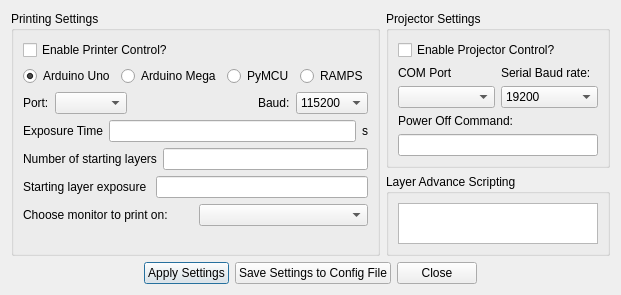
Old version of the form settingsdialog.ui in the repository wrekr/3dlp-host-software.
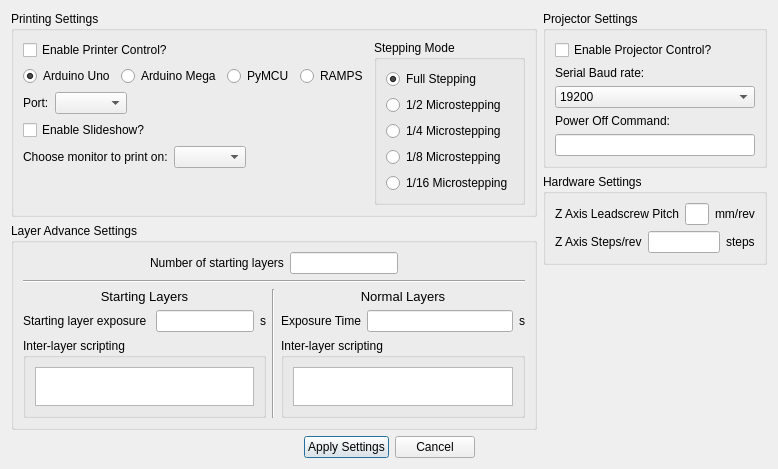
New version of the form.

```diff
--- a/settingsdialog.ui
+++ b/settingsdialog.ui
@@ -6,26 +6,32 @@
    <rect>
     <x>0</x>
     <y>0</y>
-    <width>581</width>
-    <height>295</height>
+    <width>737</width>
+    <height>452</height>
    </rect>
   </property>
   <property name="windowTitle">
    <string>3DLP Settings</string>
   </property>
-  <layout class="QHBoxLayout" name="horizontalLayout_14">
+  <layout class="QHBoxLayout" name="horizontalLayout_21">
    <item>
-    <layout class="QVBoxLayout" name="verticalLayout_3">
+    <layout class="QVBoxLayout" name="verticalLayout_11">
      <item>
-      <layout class="QHBoxLayout" name="horizontalLayout_13">
+      <layout class="QHBoxLayout" name="horizontalLayout_19">
+       <item>
+        <layout class="QVBoxLayout" name="verticalLayout_9">
+         <item>
+          <layout class="QHBoxLayout" name="horizontalLayout_18">
        <item>
         <widget class="QGroupBox" name="groupBox_2">
          <property name="title">
           <string>Printing Settings</string>
          </property>
-         <layout class="QHBoxLayout" name="horizontalLayout_12">
+             <layout class="QHBoxLayout" name="horizontalLayout_17">
           <item>
-           <layout class="QVBoxLayout" name="verticalLayout">
+               <layout class="QHBoxLayout" name="horizontalLayout_16">
+                <item>
+                 <layout class="QVBoxLayout" name="verticalLayout_8">
             <item>
              <widget class="QCheckBox" name="enableprintercontrol">
               <property name="text">
@@ -87,7 +93,7 @@
                <widget class="QComboBox" name="pickcom"/>
               </item>
               <item>
-               <spacer name="horizontalSpacer">
+                     <spacer name="horizontalSpacer_6">
                 <property name="orientation">
                  <enum>Qt::Horizontal</enum>
                 </property>
@@ -99,85 +105,150 @@
                 </property>
                </spacer>
               </item>
+                   </layout>
+                  </item>
               <item>
-               <widget class="QLabel" name="label_24">
+                   <widget class="QCheckBox" name="enableslideshow">
                 <property name="text">
-                 <string>Baud:</string>
+                     <string>Enable Slideshow?</string>
                 </property>
                </widget>
               </item>
               <item>
-               <widget class="QComboBox" name="printerbaud">
+                   <layout class="QHBoxLayout" name="horizontalLayout_10">
                 <item>
+                     <widget class="QLabel" name="label_25">
                  <property name="text">
-                  <string>115200</string>
-                 </property>
+                       <string>Choose monitor to print on:</string>
+                      </property>
+                     </widget>
                 </item>
                 <item>
-                 <property name="text">
-                  <string>57600</string>
-                 </property>
+                     <widget class="QComboBox" name="pickscreen"/>
                 </item>
                 <item>
-                 <property name="text">
-                  <string>38400</string>
-                 </property>
-                </item>
+                     <spacer name="horizontalSpacer_7">
+                      <property name="orientation">
+                       <enum>Qt::Horizontal</enum>
+                      </property>
+                      <property name="sizeHint" stdset="0">
+                       <size>
+                        <width>40</width>
+                        <height>20</height>
+                       </size>
+                      </property>
+                     </spacer>
+                    </item>
+                   </layout>
+                  </item>
                 <item>
-                 <property name="text">
-                  <string>19200</string>
-                 </property>
-                </item>
+                   <spacer name="verticalSpacer_2">
+                    <property name="orientation">
+                     <enum>Qt::Vertical</enum>
+                    </property>
+                    <property name="sizeHint" stdset="0">
+                     <size>
+                      <width>20</width>
+                      <height>40</height>
+                     </size>
+                    </property>
+                   </spacer>
+                  </item>
+                 </layout>
+                </item>
                 <item>
-                 <property name="text">
-                  <string>9600</string>
-                 </property>
-                </item>
+                 <widget class="QGroupBox" name="groupBox_4">
+                  <property name="title">
+                   <string>Stepping Mode</string>
+                  </property>
+                  <layout class="QHBoxLayout" name="horizontalLayout_13">
                 <item>
+                    <layout class="QVBoxLayout" name="verticalLayout_3">
+                     <item>
+                      <widget class="QRadioButton" name="radioButton">
                  <property name="text">
-                  <string>4800</string>
-                 </property>
+                        <string>Full Stepping</string>
+                       </property>
+                       <property name="checked">
+                        <bool>true</bool>
+                       </property>
+                      </widget>
                 </item>
                 <item>
+                      <widget class="QRadioButton" name="radioButton_2">
                  <property name="text">
-                  <string>2400</string>
-                 </property>
-                </item>
-               </widget>
-              </item>
-             </layout>
-            </item>
+                        <string>1/2 Microstepping</string>
+                       </property>
+                      </widget>
+                     </item>
             <item>
-             <layout class="QHBoxLayout" name="horizontalLayout_5"/>
-            </item>
-            <item>
-             <layout class="QHBoxLayout" name="horizontalLayout_20">
-              <item>
-               <widget class="QLabel" name="label_6">
+                      <widget class="QRadioButton" name="radioButton_3">
                 <property name="text">
-                 <string>Exposure Time</string>
+                        <string>1/4 Microstepping</string>
                 </property>
                </widget>
               </item>
               <item>
-               <layout class="QHBoxLayout" name="horizontalLayout_6">
-                <item>
-                 <widget class="QLineEdit" name="exposure_time">
+                      <widget class="QRadioButton" name="radioButton_4">
                   <property name="text">
-                   <string/>
+                        <string>1/8 Microstepping</string>
                   </property>
                  </widget>
                 </item>
                 <item>
-                 <widget class="QLabel" name="label_28">
+                      <widget class="QRadioButton" name="radioButton_5">
                   <property name="text">
-                   <string>s</string>
+                        <string>1/16 Microstepping</string>
                   </property>
                  </widget>
                 </item>
                </layout>
               </item>
              </layout>
+                 </widget>
+                </item>
+               </layout>
+              </item>
+             </layout>
+            </widget>
+           </item>
+           <item>
+            <spacer name="horizontalSpacer_5">
+             <property name="orientation">
+              <enum>Qt::Horizontal</enum>
+             </property>
+             <property name="sizeHint" stdset="0">
+              <size>
+               <width>40</width>
+               <height>20</height>
+              </size>
+             </property>
+            </spacer>
+           </item>
+          </layout>
+         </item>
+         <item>
+          <widget class="QGroupBox" name="groupBox_5">
+           <property name="title">
+            <string>Layer Advance Settings</string>
+           </property>
+           <layout class="QHBoxLayout" name="horizontalLayout_15">
+            <item>
+             <layout class="QVBoxLayout" name="verticalLayout_7">
+              <item>
+               <layout class="QHBoxLayout" name="horizontalLayout_14">
+                <item>
+                 <spacer name="horizontalSpacer_4">
+                  <property name="orientation">
+                   <enum>Qt::Horizontal</enum>
+                  </property>
+                  <property name="sizeHint" stdset="0">
+                   <size>
+                    <width>40</width>
+                    <height>20</height>
+                   </size>
+                  </property>
+                 </spacer>
             </item>
             <item>
              <layout class="QHBoxLayout" name="horizontalLayout_8">
@@ -198,6 +269,49 @@
              </layout>
             </item>
             <item>
+                 <spacer name="horizontalSpacer">
+                  <property name="orientation">
+                   <enum>Qt::Horizontal</enum>
+                  </property>
+                  <property name="sizeHint" stdset="0">
+                   <size>
+                    <width>40</width>
+                    <height>20</height>
+                   </size>
+                  </property>
+                 </spacer>
+                </item>
+               </layout>
+              </item>
+              <item>
+               <widget class="Line" name="line_2">
+                <property name="orientation">
+                 <enum>Qt::Horizontal</enum>
+                </property>
+               </widget>
+              </item>
+              <item>
+               <layout class="QHBoxLayout" name="horizontalLayout_5">
+                <item>
+                 <layout class="QVBoxLayout" name="verticalLayout">
+                  <item>
+                   <widget class="QLabel" name="label">
+                    <property name="font">
+                     <font>
+                      <pointsize>10</pointsize>
+                      <weight>50</weight>
+                      <bold>false</bold>
+                     </font>
+                    </property>
+                    <property name="text">
+                     <string>Starting Layers</string>
+                    </property>
+                    <property name="alignment">
+                     <set>Qt::AlignCenter</set>
+                    </property>
+                   </widget>
+                  </item>
+                  <item>
              <layout class="QHBoxLayout" name="horizontalLayout_9">
               <item>
                <widget class="QLabel" name="label_27">
@@ -213,40 +327,121 @@
                 </property>
                </widget>
               </item>
-             </layout>
-            </item>
             <item>
-             <layout class="QHBoxLayout" name="horizontalLayout_10">
-              <item>
-               <widget class="QLabel" name="label_25">
+                     <widget class="QLabel" name="label_30">
                 <property name="text">
-                 <string>Choose monitor to print on:</string>
+                       <string>s</string>
                 </property>
                </widget>
               </item>
+                   </layout>
+                  </item>
               <item>
-               <widget class="QComboBox" name="pickscreen"/>
-              </item>
-             </layout>
-            </item>
+                   <widget class="QGroupBox" name="groupBox_6">
+                    <property name="minimumSize">
+                     <size>
+                      <width>0</width>
+                      <height>80</height>
+                     </size>
+                    </property>
+                    <property name="title">
+                     <string>Inter-layer scripting</string>
+                    </property>
+                    <layout class="QHBoxLayout" name="horizontalLayout_12">
+                     <item>
+                      <widget class="QPlainTextEdit" name="zscript_2"/>
+                     </item>
+                    </layout>
+                   </widget>
+                  </item>
+                 </layout>
+                </item>
             <item>
-             <spacer name="verticalSpacer_2">
+                 <widget class="Line" name="line">
               <property name="orientation">
                <enum>Qt::Vertical</enum>
               </property>
-              <property name="sizeHint" stdset="0">
+                 </widget>
+                </item>
+                <item>
+                 <layout class="QVBoxLayout" name="verticalLayout_4">
+                  <item>
+                   <widget class="QLabel" name="label_2">
+                    <property name="font">
+                     <font>
+                      <pointsize>10</pointsize>
+                      <weight>50</weight>
+                      <bold>false</bold>
+                     </font>
+                    </property>
+                    <property name="text">
+                     <string>Normal Layers</string>
+                    </property>
+                    <property name="alignment">
+                     <set>Qt::AlignCenter</set>
+                    </property>
+                   </widget>
+                  </item>
+                  <item>
+                   <layout class="QHBoxLayout" name="horizontalLayout_20">
+                    <item>
+                     <widget class="QLabel" name="label_6">
+                      <property name="text">
+                       <string>Exposure Time</string>
+                      </property>
+                     </widget>
+                    </item>
+                    <item>
+                     <layout class="QHBoxLayout" name="horizontalLayout_6">
+                      <item>
+                       <widget class="QLineEdit" name="exposure_time">
+                        <property name="text">
+                         <string/>
+                        </property>
+                       </widget>
+                      </item>
+                      <item>
+                       <widget class="QLabel" name="label_28">
+                        <property name="text">
+                         <string>s</string>
+                        </property>
+                       </widget>
+                      </item>
+                     </layout>
+                    </item>
+                   </layout>
+                  </item>
+                  <item>
+                   <widget class="QGroupBox" name="groupBox">
+                    <property name="minimumSize">
                <size>
-                <width>20</width>
-                <height>40</height>
-               </size>
-              </property>
-             </spacer>
-            </item>
-           </layout>
-          </item>
-         </layout>
-        </widget>
-       </item>
+                      <width>0</width>
+                      <height>80</height>
+                     </size>
+                    </property>
+                    <property name="title">
+                     <string>Inter-layer scripting</string>
+                    </property>
+                    <layout class="QHBoxLayout" name="horizontalLayout_7">
+                     <item>
+                      <widget class="QPlainTextEdit" name="zscript"/>
+                     </item>
+                    </layout>
+                   </widget>
+                  </item>
+                 </layout>
+                </item>
+               </layout>
+              </item>
+             </layout>
+            </item>
+           </layout>
+          </widget>
+         </item>
+        </layout>
+       </item>
+       <item>
+        <layout class="QVBoxLayout" name="verticalLayout_10">
        <item>
         <layout class="QVBoxLayout" name="verticalLayout_2">
          <item>
@@ -269,20 +464,6 @@
               </item>
               <item>
                <layout class="QHBoxLayout" name="horizontalLayout_11">
-                <item>
-                 <layout class="QVBoxLayout" name="verticalLayout_5">
-                  <item>
-                   <widget class="QLabel" name="label_16">
-                    <property name="text">
-                     <string>COM Port</string>
-                    </property>
-                   </widget>
-                  </item>
-                  <item>
-                   <widget class="QComboBox" name="projector_pickcom"/>
-                  </item>
-                 </layout>
-                </item>
                 <item>
                  <layout class="QVBoxLayout" name="verticalLayout_14">
                   <item>
@@ -359,6 +540,68 @@
                 </item>
                </layout>
               </item>
+               </layout>
+              </item>
+             </layout>
+            </widget>
+           </item>
+          </layout>
+         </item>
+         <item>
+          <widget class="QGroupBox" name="groupBox_7">
+           <property name="title">
+            <string>Hardware Settings</string>
+           </property>
+           <layout class="QHBoxLayout" name="horizontalLayout_24">
+            <item>
+             <layout class="QVBoxLayout" name="verticalLayout_5">
+              <item>
+               <layout class="QHBoxLayout" name="horizontalLayout_22">
+                <item>
+                 <widget class="QLabel" name="label_3">
+                  <property name="text">
+                   <string>Z Axis Leadscrew Pitch</string>
+                  </property>
+                 </widget>
+                </item>
+                <item>
+                 <widget class="QLineEdit" name="lineEdit"/>
+                </item>
+                <item>
+                 <widget class="QLabel" name="label_5">
+                  <property name="text">
+                   <string>mm/rev</string>
+                  </property>
+                 </widget>
+                </item>
+               </layout>
+              </item>
+              <item>
+               <layout class="QHBoxLayout" name="horizontalLayout_23">
+                <item>
+                 <widget class="QLabel" name="label_4">
+                  <property name="text">
+                   <string>Z Axis Steps/rev</string>
+                  </property>
+                 </widget>
+                </item>
+                <item>
+                 <widget class="QLineEdit" name="lineEdit_2"/>
+                </item>
+                <item>
+                 <widget class="QLabel" name="label_7">
+                  <property name="text">
+                   <string>steps</string>
+                  </property>
+                 </widget>
+                </item>
+               </layout>
+              </item>
+             </layout>
+            </item>
+           </layout>
+          </widget>
+         </item>
               <item>
                <spacer name="verticalSpacer">
                 <property name="orientation">
@@ -375,29 +618,6 @@
              </layout>
             </item>
            </layout>
-          </widget>
-         </item>
-         <item>
-          <widget class="QGroupBox" name="groupBox">
-           <property name="minimumSize">
-            <size>
-             <width>0</width>
-             <height>80</height>
-            </size>
-           </property>
-           <property name="title">
-            <string>Layer Advance Scripting</string>
-           </property>
-           <layout class="QHBoxLayout" name="horizontalLayout_7">
-            <item>
-             <widget class="QPlainTextEdit" name="zscript"/>
-            </item>
-           </layout>
-          </widget>
-         </item>
-        </layout>
-       </item>
-      </layout>
      </item>
      <item>
       <layout class="QHBoxLayout" name="horizontalLayout_2">
@@ -421,17 +641,10 @@
          </property>
         </widget>
        </item>
-       <item>
-        <widget class="QPushButton" name="pushButton_3">
-         <property name="text">
-          <string>Save Settings to Config File</string>
-         </property>
-        </widget>
-       </item>
        <item>
         <widget class="QPushButton" name="pushButton_2">
          <property name="text">
-          <string>Close</string>
+          <string>Cancel</string>
          </property>
         </widget>
        </item>
```
Lines whose indentation alone changed are shown as unchanged.
